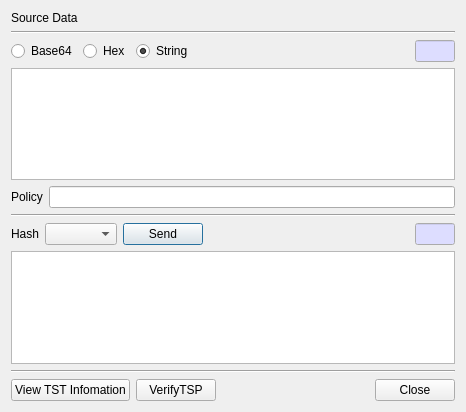
Qt form CertMan/tsp_dlg.ui (jykim74/CertMan) before a commit.
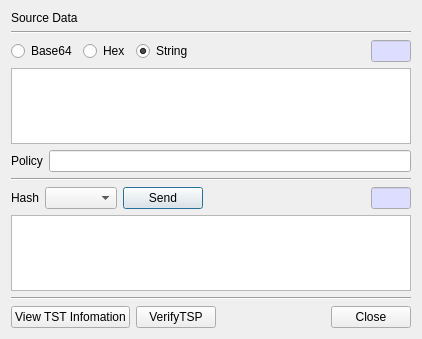
The same form after that commit.

```diff
--- a/CertMan/tsp_dlg.ui
+++ b/CertMan/tsp_dlg.ui
@@ -6,8 +6,8 @@
    <rect>
     <x>0</x>
     <y>0</y>
-    <width>466</width>
-    <height>412</height>
+    <width>418</width>
+    <height>339</height>
    </rect>
   </property>
   <property name="windowTitle">
@@ -119,7 +119,14 @@
     </layout>
    </item>
    <item>
-    <widget class="QPlainTextEdit" name="mSrcText"/>
+    <widget class="QPlainTextEdit" name="mSrcText">
+     <property name="minimumSize">
+      <size>
+       <width>400</width>
+       <height>0</height>
+      </size>
+     </property>
+    </widget>
    </item>
    <item>
     <layout class="QGridLayout" name="gridLayout_4">
```
